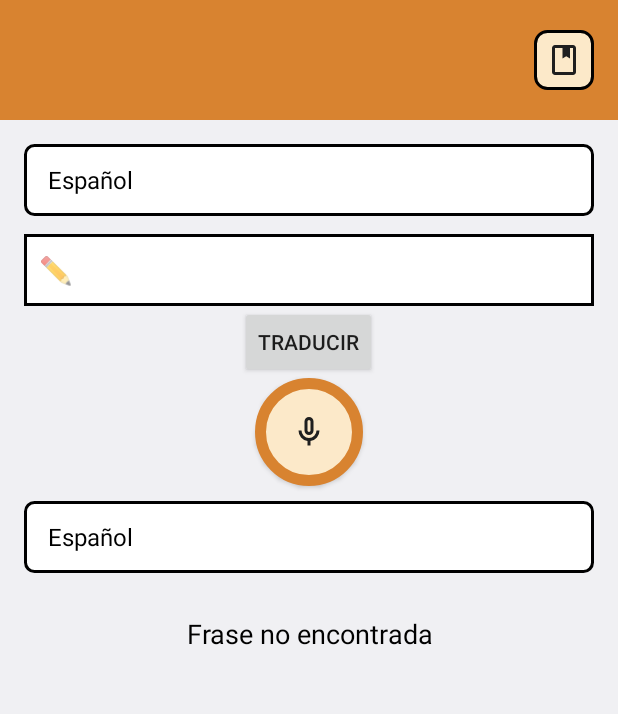
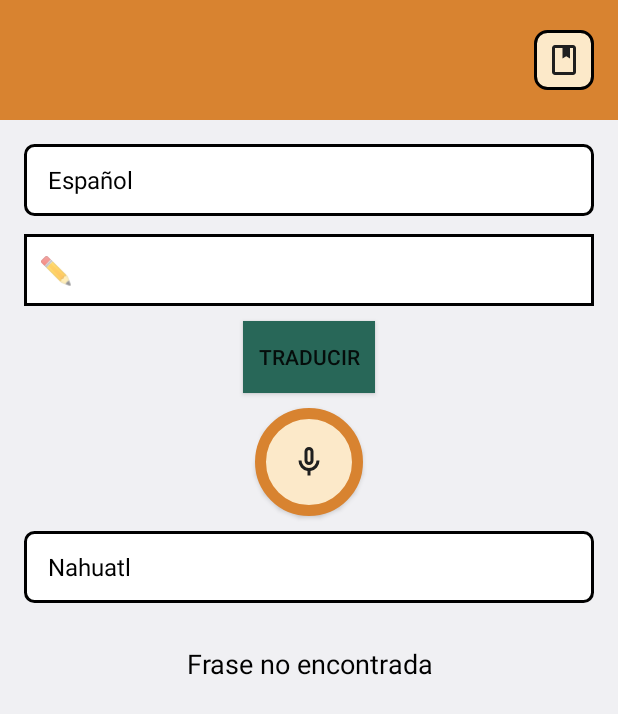
Before and after one commit to Santiago-yamil/Kolibri, an Android app: the screen it shows after launch (MainActivity), after a tap on "TRADUCIR", on a phone screen of 412 x 824 dp. Shown: the top 714 px of the screen. Run offline under Robolectric (Android 15) with nearby library versions, the phone set to English and light mode, and no system bars; our stand-ins replace Room's generated code.

Commit message:
mejoras en el textEdit

```diff
--- a/app/src/main/java/com/yamil/kolibriidioma/MainActivity.kt
+++ b/app/src/main/java/com/yamil/kolibriidioma/MainActivity.kt
@@ -48,37 +48,47 @@ class MainActivity : ComponentActivity() {
 
         //traducir con el boton
         boton.setOnClickListener {
-            val textoIngresado = input.text.toString()
+            val textoIngresado = input.text.toString().trim()
             buscarTraduccion(textoIngresado)
         }
 
-        // Configurar spinners de idiomas
         val idiomas = listOf("Español", "Nahuatl", "Inglés")
-        val adapter = ArrayAdapter(this, android.R.layout.simple_spinner_item, idiomas)
-        adapter.setDropDownViewResource(android.R.layout.simple_spinner_dropdown_item)
 
-        spinnerIdiomaOrigen.adapter = adapter
-        spinnerIdiomaDestino.adapter = adapter
+// Adapter para origen (con todos)
+        val adapterOrigen = ArrayAdapter(this, android.R.layout.simple_spinner_item, idiomas)
+        adapterOrigen.setDropDownViewResource(android.R.layout.simple_spinner_dropdown_item)
+        spinnerIdiomaOrigen.adapter = adapterOrigen
 
+// Adapter para destino (empieza igual que origen)
+        var adapterDestino = ArrayAdapter(this, android.R.layout.simple_spinner_item, idiomas)
+        adapterDestino.setDropDownViewResource(android.R.layout.simple_spinner_dropdown_item)
+        spinnerIdiomaDestino.adapter = adapterDestino
 
+// Listener del spinner origen
         spinnerIdiomaOrigen.onItemSelectedListener = object : AdapterView.OnItemSelectedListener {
             override fun onItemSelected(parent: AdapterView<*>, view: View?, position: Int, id: Long) {
                 idiomaOrigenSeleccionado = parent.getItemAtPosition(position).toString()
                 (view as? TextView)?.setTextColor(ContextCompat.getColor(this@MainActivity, android.R.color.black))
+
+                // filtrar lista para destino
+                val listaFiltrada = idiomas.filter { it != idiomaOrigenSeleccionado }
+                adapterDestino = ArrayAdapter(this@MainActivity, android.R.layout.simple_spinner_item, listaFiltrada)
+                adapterDestino.setDropDownViewResource(android.R.layout.simple_spinner_dropdown_item)
+                spinnerIdiomaDestino.adapter = adapterDestino
             }
+
             override fun onNothingSelected(parent: AdapterView<*>) {}
         }
 
-
-
-
-        spinnerIdiomaDestino.onItemSelectedListener = object : OnItemSelectedListener {
+        spinnerIdiomaDestino.onItemSelectedListener = object : AdapterView.OnItemSelectedListener {
             override fun onItemSelected(parent: AdapterView<*>, view: View?, position: Int, id: Long) {
                 idiomaDestinoSeleccionado = parent.getItemAtPosition(position).toString()
                 (view as? TextView)?.setTextColor(ContextCompat.getColor(this@MainActivity, android.R.color.black))
             }
+
             override fun onNothingSelected(parent: AdapterView<*>) {}
         }
+
 
         // Inicializar base de datos y DAO
         val db = Room.databaseBuilder(
--- a/app/src/main/res/layout/actymain.xml
+++ b/app/src/main/res/layout/actymain.xml
@@ -56,9 +56,11 @@
 
         <Button
             android:id="@+id/boton"
+            android:layout_margin="10dp"
             android:layout_width="wrap_content"
             android:layout_height="wrap_content"
-            android:text="Traducir" />
+            android:text="Traducir"
+            android:background="@color/green"/>
 
         <!-- Botón grabar redondo con solo icono -->
         <Button
```
